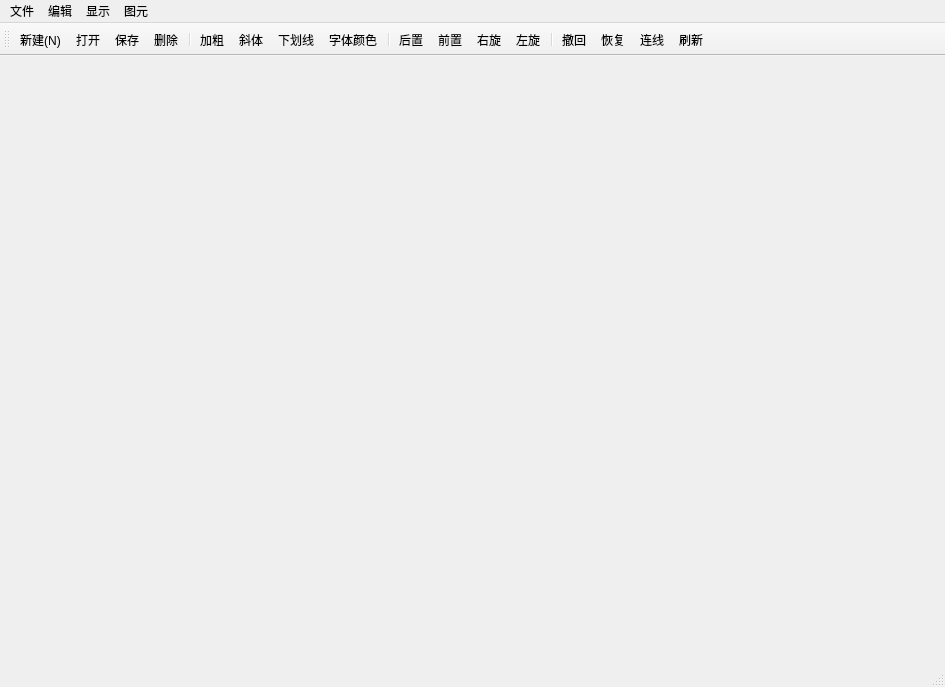
This is mainwindow.ui in bluelight3/TestMainWindow as Qt 5 draws it before an edit. The edited form follows.
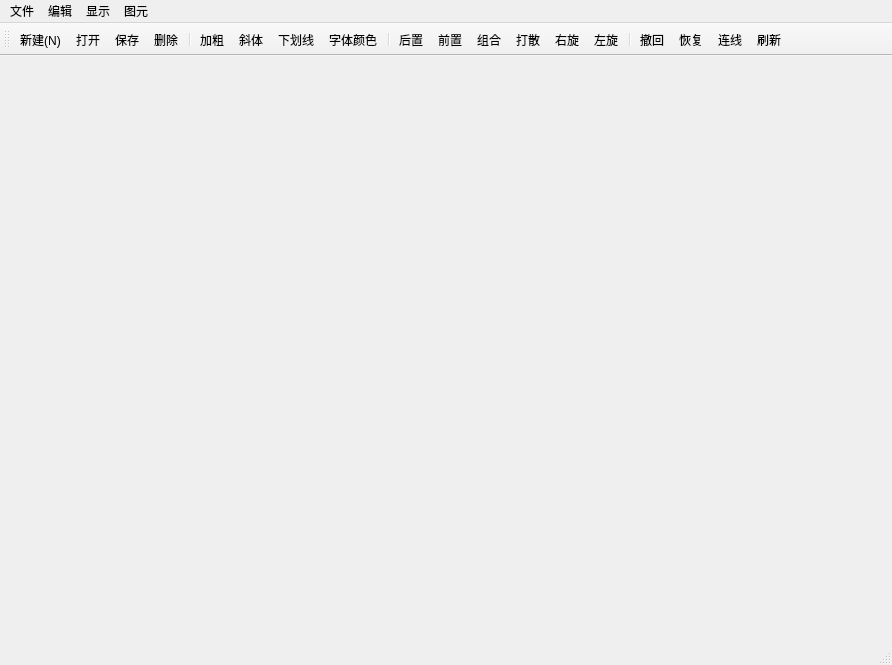
This is the edited form. Icons and pictures are not drawn.

Patch:
```diff
--- a/mainwindow.ui
+++ b/mainwindow.ui
@@ -6,8 +6,8 @@
    <rect>
     <x>0</x>
     <y>0</y>
-    <width>945</width>
-    <height>687</height>
+    <width>892</width>
+    <height>665</height>
    </rect>
   </property>
   <property name="windowTitle">
@@ -19,8 +19,8 @@
     <rect>
      <x>0</x>
      <y>0</y>
-     <width>945</width>
-     <height>21</height>
+     <width>892</width>
+     <height>26</height>
     </rect>
    </property>
    <widget class="QMenu" name="menu">
@@ -92,6 +92,8 @@
    <addaction name="separator"/>
    <addaction name="actionToBack"/>
    <addaction name="actionToFront"/>
+   <addaction name="actionToGroup"/>
+   <addaction name="actiongroupBreak"/>
    <addaction name="actionrightRotate"/>
    <addaction name="actionleftRotate"/>
    <addaction name="separator"/>
```
Left out of the diff: 47 changed lines with no effect on the pictures.
